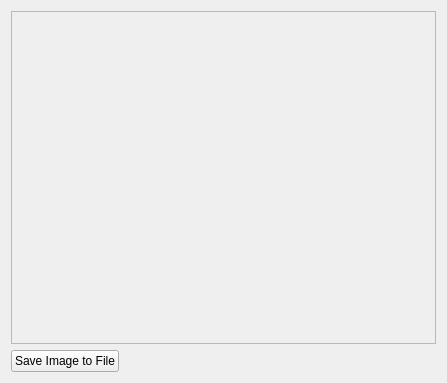
First picture: the form in lib/showpngpicture.ui, repository dl1ksv/gr-display, before the edit.
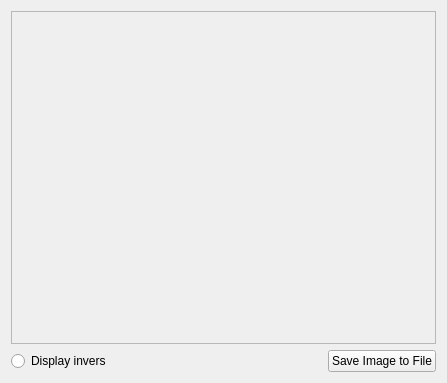
Second picture: the form after the edit.

Commit message: Implemented option to display in reverse order

```diff
--- a/lib/showpngpicture.ui
+++ b/lib/showpngpicture.ui
@@ -13,8 +13,8 @@
   <property name="windowTitle">
    <string>Image Display</string>
   </property>
-  <layout class="QVBoxLayout" name="verticalLayout">
-   <item>
+  <layout class="QGridLayout" name="gridLayout">
+   <item row="0" column="0">
     <widget class="QScrollArea" name="displayArea">
      <property name="verticalScrollBarPolicy">
       <enum>Qt::ScrollBarAsNeeded</enum>
@@ -34,12 +34,12 @@
      </widget>
     </widget>
    </item>
-   <item>
+   <item row="1" column="0">
     <layout class="QHBoxLayout" name="horizontalLayout">
      <item>
-      <widget class="QPushButton" name="saveButton">
+      <widget class="QRadioButton" name="reverse">
        <property name="text">
-        <string>Save Image to File</string>
+        <string>Display invers</string>
        </property>
       </widget>
      </item>
@@ -50,12 +50,19 @@
        </property>
        <property name="sizeHint" stdset="0">
         <size>
-         <width>206</width>
+         <width>68</width>
          <height>20</height>
         </size>
        </property>
       </spacer>
      </item>
+     <item>
+      <widget class="QPushButton" name="saveButton">
+       <property name="text">
+        <string>Save Image to File</string>
+       </property>
+      </widget>
+     </item>
     </layout>
    </item>
   </layout>
```
Left out of the diff: 2 changed lines with no effect on the pictures. The commit also changes 4 other files.
